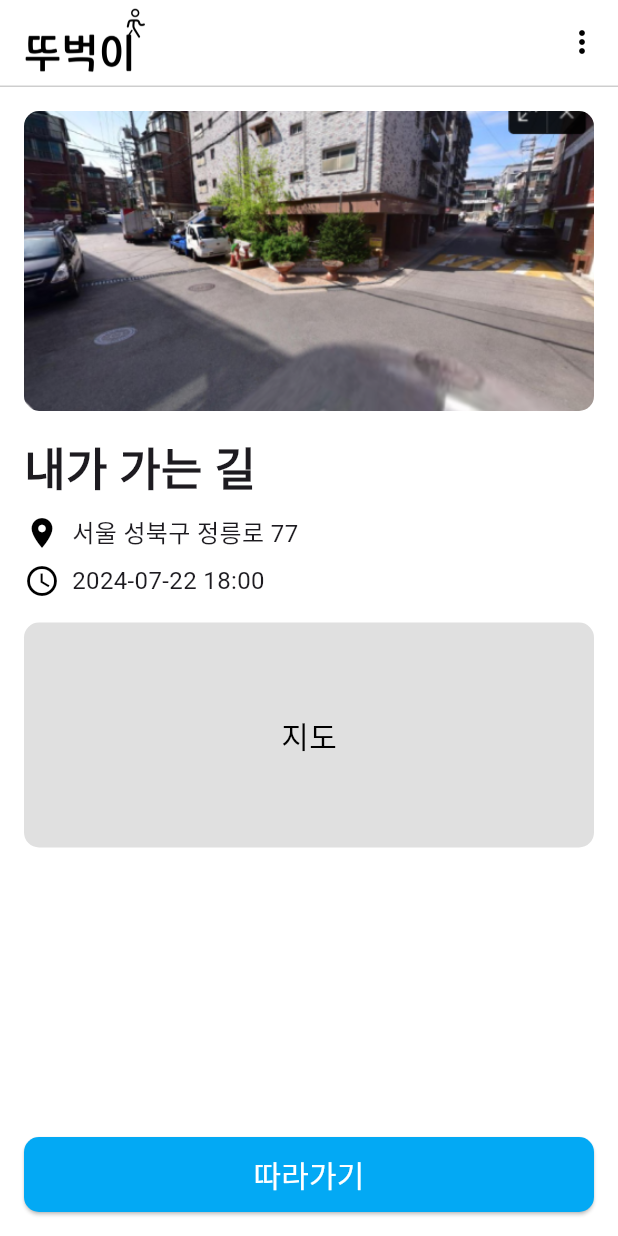
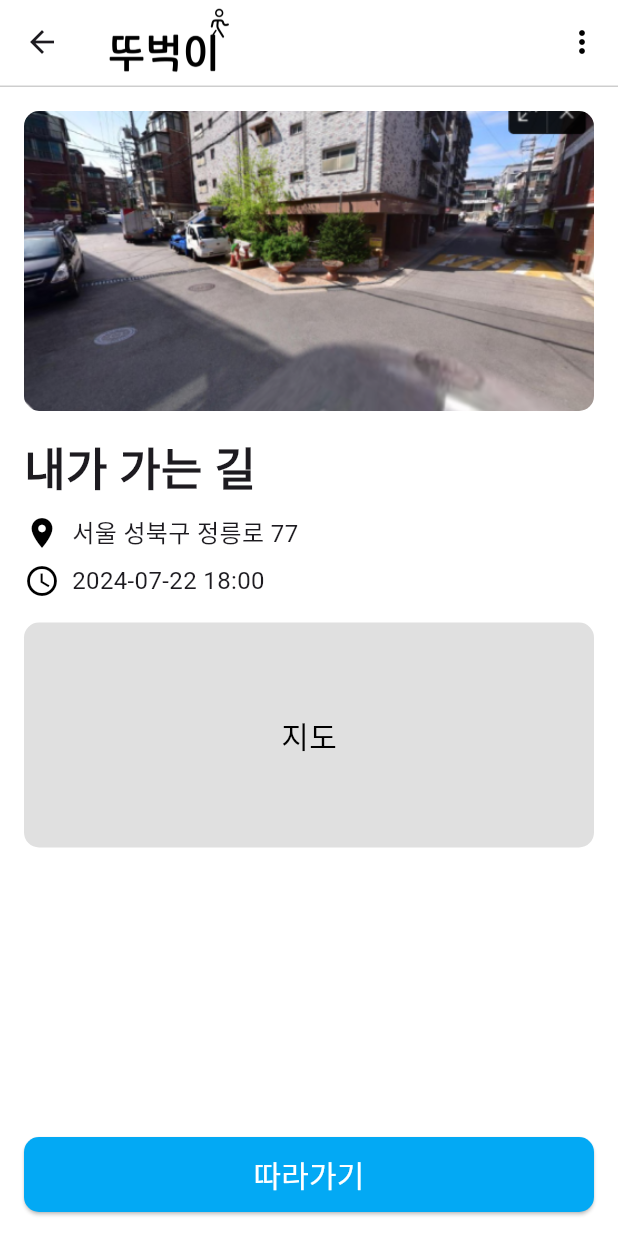
Before and after one commit to mine0697782/ddoobugi, a Flutter app: the StorageView screen opened directly, on a phone screen of 412 x 824 dp. Run offline on Flutter 3.47's test engine with Material 3 defaults, Android fonts, the phone set to English and light mode, and no system bars; our stand-ins replace google_maps_flutter, permission_handler; Roboto replaces fonts that are missing (Hanbit).

Commit message:
[Performance] connect views
Start-Storage-StorageView

```diff
--- a/frontend/lib/screen/Storage.dart
+++ b/frontend/lib/screen/Storage.dart
@@ -1,4 +1,5 @@
 import 'package:flutter/material.dart';
+import 'package:frontend/screen/StorageView.dart';
 
 class StorageScreen extends StatefulWidget {
   const StorageScreen({super.key});
@@ -70,7 +71,10 @@ Widget storage(BuildContext context, bool isEditing) {
             borderRadius: BorderRadius.circular(20),
           ),
           child: InkWell(
-            onTap: () {},
+            onTap: () {
+              Navigator.push(context,
+                  MaterialPageRoute(builder: (context) => StorageView()));
+            },
             child: ClipRRect(
               borderRadius: BorderRadius.circular(20),
               child: ShaderMask(
--- a/frontend/lib/screen/StorageView.dart
+++ b/frontend/lib/screen/StorageView.dart
@@ -24,7 +24,7 @@ class _StorageViewState extends State<StorageView> {
         actions: [
           _isEditingTitle
               ? IconButton(
-                  icon: Icon(Icons.save, color: Colors.black),
+                  icon: const Icon(Icons.save, color: Colors.black),
                   onPressed: () {
                     setState(() {
                       _isEditingTitle = false;
@@ -41,7 +41,7 @@ class _StorageViewState extends State<StorageView> {
                 ),
         ],
         bottom: PreferredSize(
-          preferredSize: Size.fromHeight(2.0),
+          preferredSize: const Size.fromHeight(2.0),
           child: Divider(
             height: 0.8,
             color: Colors.grey.withOpacity(0.5),
```
Also changed, not shown: frontend/lib/screen/Start.dart (+6 -1 lines).
